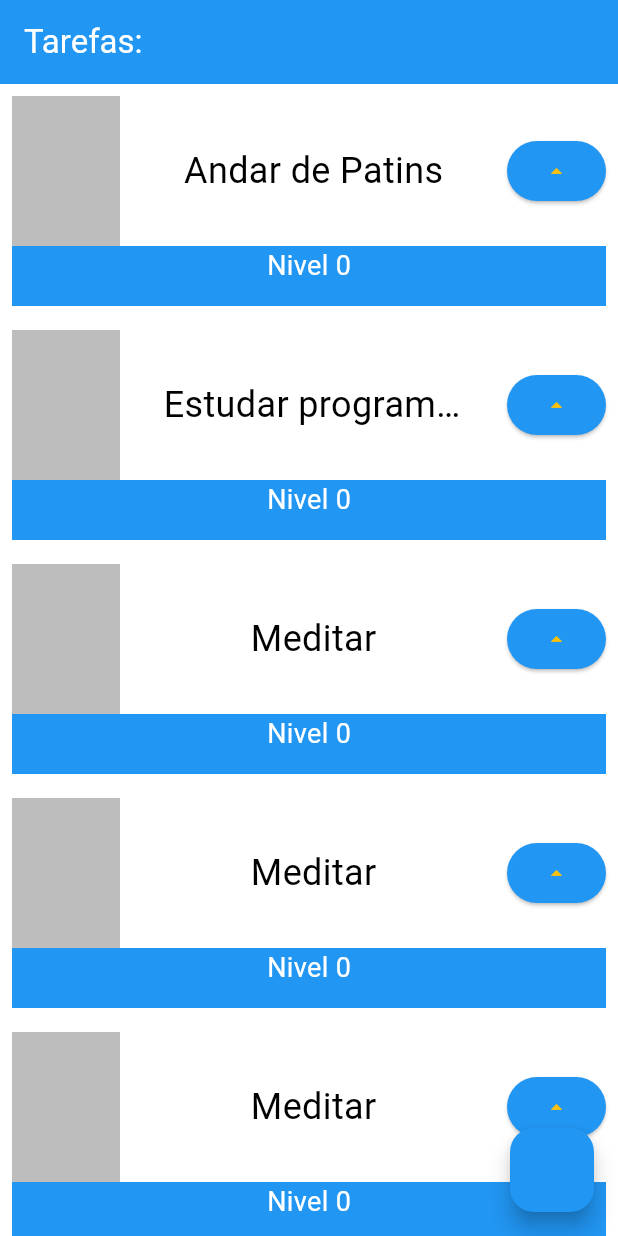
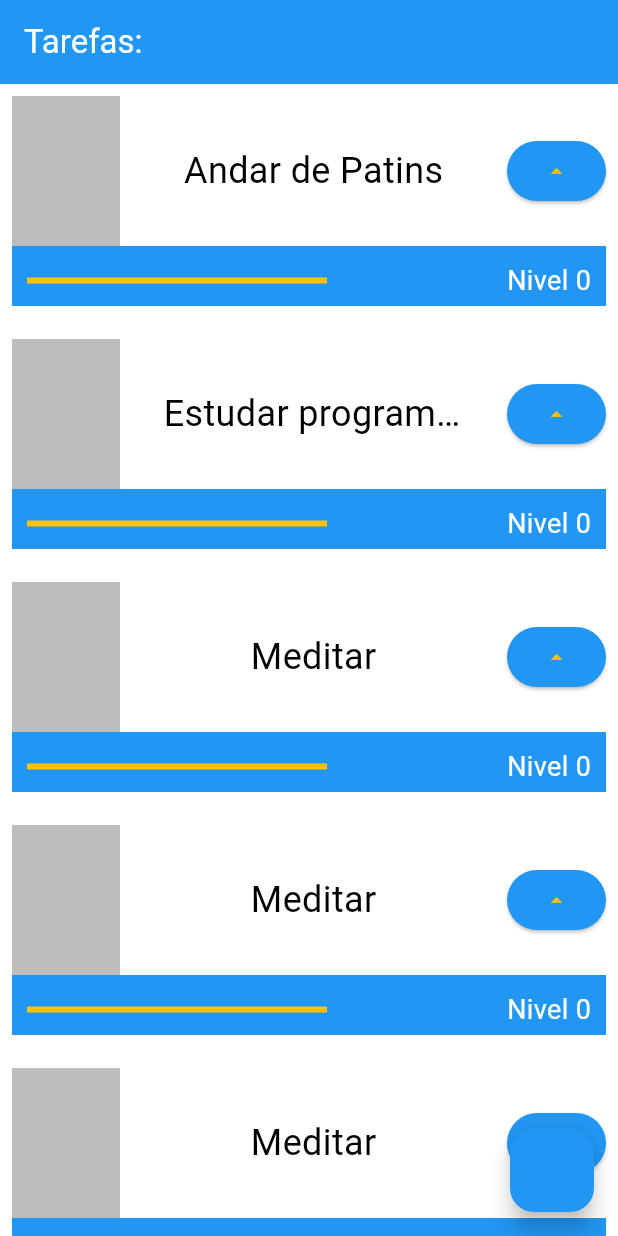
Before and after one commit to theotrin/first_flutter_project, a Flutter app: the screen it shows after launch, on a phone screen of 412 x 824 dp. Run offline on Flutter 3.47's test engine with Material 3 defaults, Android fonts, the phone set to English and light mode, and no system bars.

```diff
--- a/lib/main.dart
+++ b/lib/main.dart
@@ -107,8 +107,23 @@ class _TaskState extends State<Task> {
                           child: Icon(Icons.arrow_drop_up))
                     ],
                   )),
-              Text('Nivel $nivel',
-                  style: TextStyle(fontSize: 18, color: Colors.white))
+              Padding(
+                padding: const EdgeInsets.all(10),
+                child: Row(
+                  mainAxisAlignment: MainAxisAlignment.spaceBetween,
+                  children: [
+                    Container(
+                      width: 200,
+                      child: LinearProgressIndicator(
+                        color: Colors.white,
+                        value: nivel / 10,
+                      ),
+                    ),
+                    Text('Nivel $nivel',
+                        style: TextStyle(fontSize: 18, color: Colors.white))
+                  ],
+                ),
+              )
             ],
           )
         ])));
```
